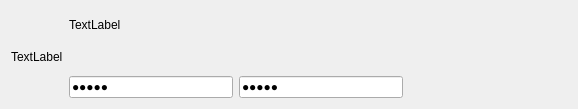
Old version of the form lab1_ten/credentialwidget.ui in the repository vikter13/221-3210_Tenyaev.
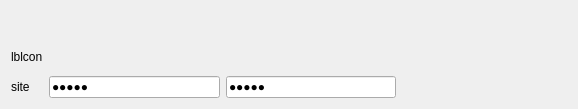
New version of the form.

```diff
--- a/lab1_ten/credentialwidget.ui
+++ b/lab1_ten/credentialwidget.ui
@@ -20,14 +20,33 @@
    <string>Form</string>
   </property>
   <layout class="QGridLayout" name="gridLayout">
-   <item row="0" column="1">
-    <widget class="QLabel" name="lblSite">
+   <item row="2" column="2">
+    <widget class="QLineEdit" name="editLogin">
      <property name="text">
-      <string>TextLabel</string>
+      <string>12334</string>
      </property>
+     <property name="echoMode">
+      <enum>QLineEdit::Password</enum>
+     </property>
+     <property name="readOnly">
+      <bool>true</bool>
+     </property>
     </widget>
    </item>
-   <item row="0" column="3" rowspan="2">
+   <item row="2" column="4">
+    <widget class="QLineEdit" name="editPassword">
+     <property name="text">
+      <string>12344</string>
+     </property>
+     <property name="echoMode">
+      <enum>QLineEdit::Password</enum>
+     </property>
+     <property name="readOnly">
+      <bool>true</bool>
+     </property>
+    </widget>
+   </item>
+   <item row="0" column="5" rowspan="2">
     <spacer name="horizontalSpacer">
      <property name="orientation">
       <enum>Qt::Horizontal</enum>
@@ -40,36 +59,17 @@
      </property>
     </spacer>
    </item>
-   <item row="1" column="0">
-    <widget class="QLabel" name="lblIcon">
-     <property name="text">
-      <string>TextLabel</string>
-     </property>
-    </widget>
-   </item>
    <item row="2" column="1">
-    <widget class="QLineEdit" name="editLogin">
+    <widget class="QLabel" name="lblSite">
      <property name="text">
-      <string>12334</string>
-     </property>
-     <property name="echoMode">
-      <enum>QLineEdit::Password</enum>
-     </property>
-     <property name="readOnly">
-      <bool>true</bool>
+      <string>site</string>
      </property>
     </widget>
    </item>
-   <item row="2" column="2">
-    <widget class="QLineEdit" name="editPassword">
+   <item row="1" column="1">
+    <widget class="QLabel" name="lblIcon">
      <property name="text">
-      <string>12344</string>
-     </property>
-     <property name="echoMode">
-      <enum>QLineEdit::Password</enum>
-     </property>
-     <property name="readOnly">
-      <bool>true</bool>
+      <string>lblcon</string>
      </property>
     </widget>
    </item>
```
